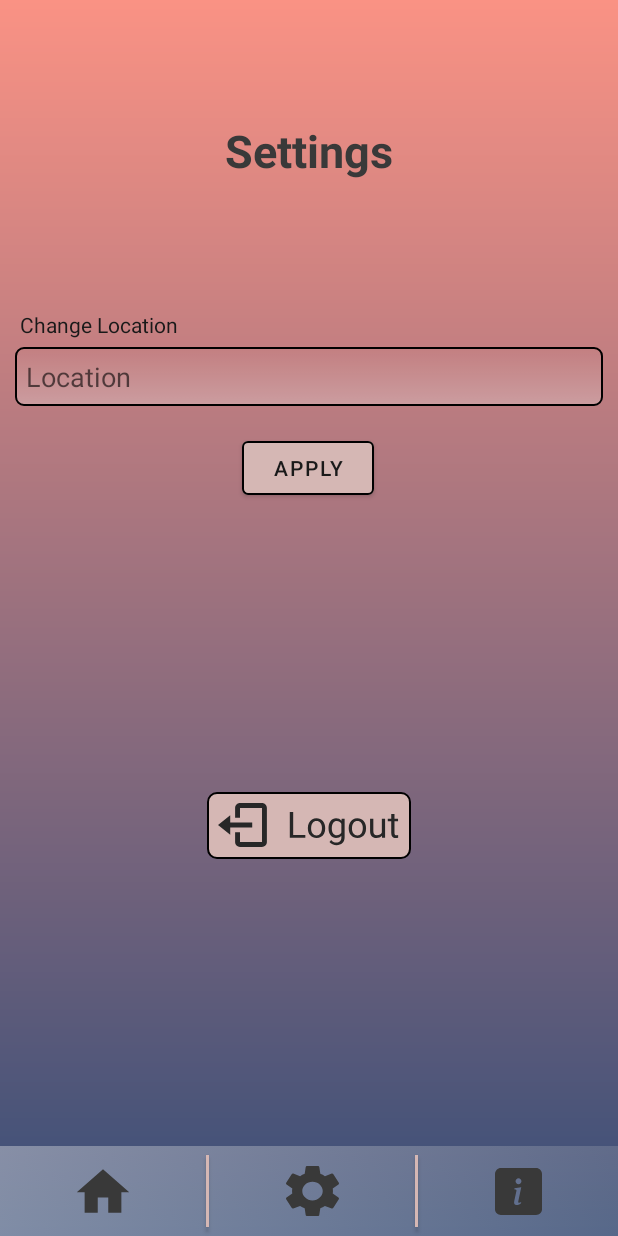
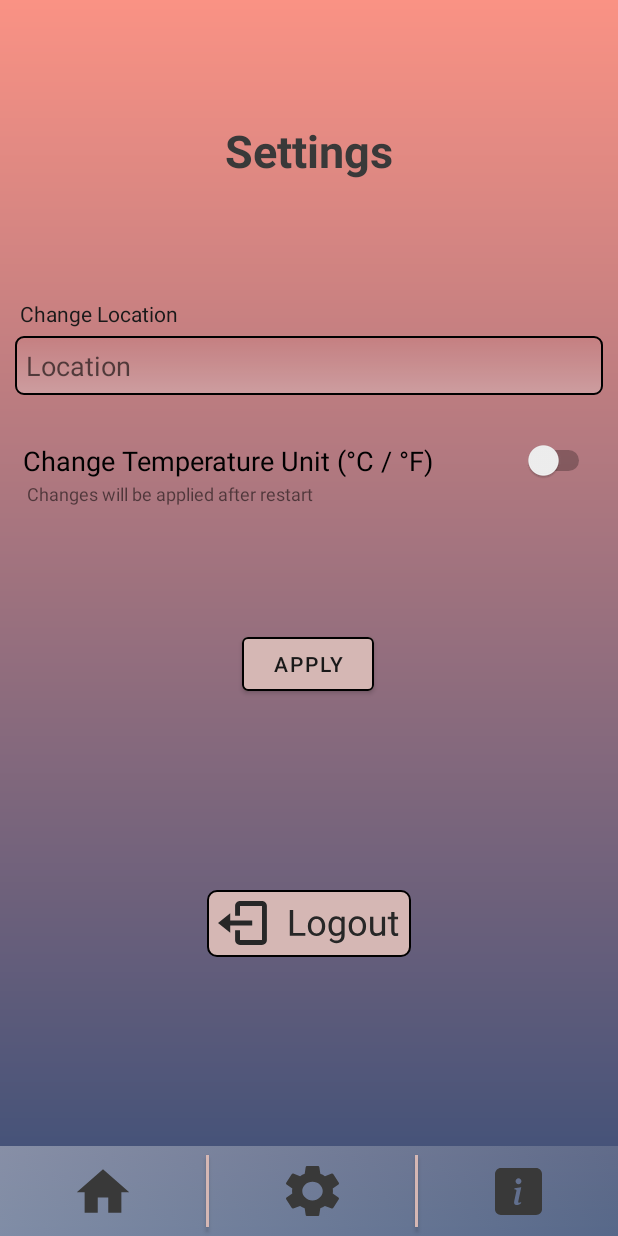
Before and after one commit to spoilaro/java-harkka, an Android app: the SettingsActivityS screen opened directly, with no data from a screen before it, on a phone screen of 412 x 824 dp. Run offline under Robolectric (Android 15) with nearby library versions, the phone set to English and light mode, and no system bars.

Commit message:
Added Temperature settings

```diff
--- a/app/src/main/res/layout/activity_settings_s.xml
+++ b/app/src/main/res/layout/activity_settings_s.xml
@@ -57,6 +57,25 @@
                 android:inputType="textPersonName"
                 android:padding="7dp" />
 
+            <Switch
+                android:id="@+id/switch1"
+                android:layout_width="match_parent"
+                android:layout_height="wrap_content"
+                android:layout_marginTop="30dp"
+                android:layout_weight="1"
+                android:paddingLeft="5dp"
+                android:paddingRight="5dp"
+                android:text="Change Temperature Unit (°C / °F)"
+                android:textSize="18sp" />
+
+            <TextView
+                android:id="@+id/textView9"
+                android:layout_width="match_parent"
+                android:layout_height="wrap_content"
+                android:paddingLeft="8dp"
+                android:text="Changes will be applied after restart"
+                android:textSize="12sp" />
+
         </LinearLayout>
 
         <Button
@@ -72,7 +91,7 @@
             app:layout_constraintHorizontal_bias="0.498"
             app:layout_constraintStart_toStartOf="parent"
             app:layout_constraintTop_toBottomOf="@+id/linearLayout5"
-            app:layout_constraintVertical_bias="0.0"
+            app:layout_constraintVertical_bias="0.177"
             app:strokeWidth="1dp" />
 
         <LinearLayout
--- a/app/src/main/res/values/strings.xml
+++ b/app/src/main/res/values/strings.xml
@@ -1,4 +1,8 @@
 <resources>
     <string name="app_name">WellnesChecker</string>
     <string name="weatherinfo">No weather info provided</string>
+    <string-array name="temperature_array">
+        <item>°C</item>
+        <item>°F</item>
+    </string-array>
 </resources>
```
